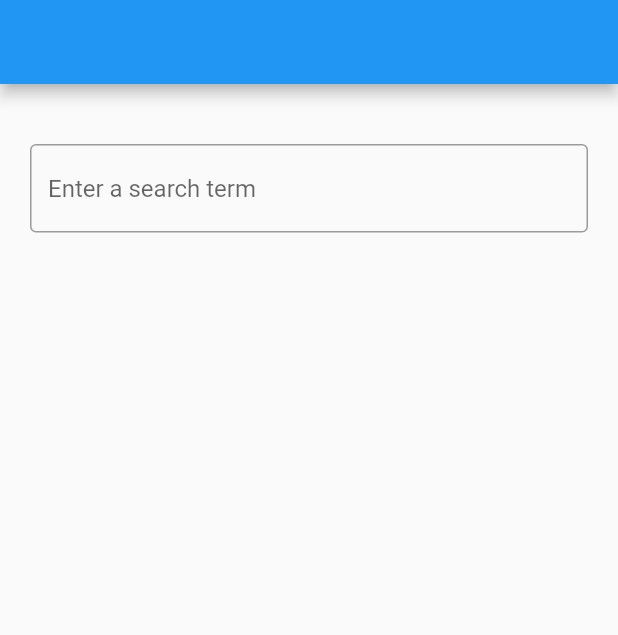
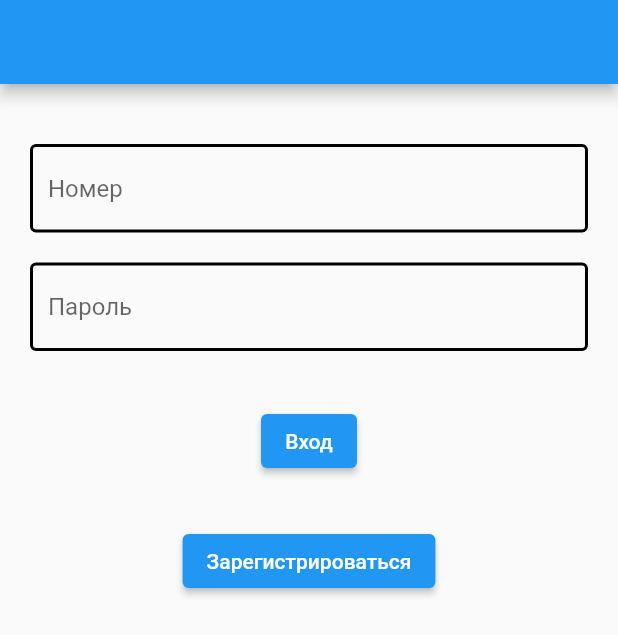
Before and after one commit to Sakudes/sales, a Flutter app: the screen it shows after launch, on a phone screen of 412 x 824 dp. Shown: the top 635 px of the screen. Run offline on Flutter 3.47's test engine with Material 2 defaults, Android fonts, the phone set to English and light mode, and no system bars; our stand-ins replace jwt_decoder, shared_preferences.

```diff
--- a/lib/main.dart
+++ b/lib/main.dart
@@ -2,6 +2,8 @@ import 'package:flutter/material.dart';
 
 import 'views/CompanyCreateStep.dart';
 import 'views/Register.dart';
+import 'views/SingIn.dart';
+import 'views/Test.dart';
 import 'views/СhoicePage.dart';
 
 void main() {
@@ -14,10 +16,15 @@ class MyApp extends StatelessWidget {
   // This widget is the root of your application.
   @override
   Widget build(BuildContext context) {
-    return MaterialApp(title: '', routes: {
-      '/': (context) => const ChoicePage(),
-      '/com': (context) => const CompanyCreateStep(),
-      '/reg': (context) => const Register()
-    });
+    return MaterialApp(
+      title: '',
+      routes: {
+        '/': (context) => const SingIn(),
+        '/choise': (context) => const ChoicePage(),
+        '/com': (context) => const CompanyCreateStep(),
+        '/reg': (context) => const Register(),
+        '/test': (context) => const Test()
+      },
+    );
   }
 }
--- a/lib/service/Registratiom.dart
+++ b/lib/service/Registratiom.dart
@@ -15,7 +15,8 @@ class Registration {
         "role": 1,
         "company": {"id": 1},
         "password": password
-        }));
+      }),
+    );
 
     var authToken = await response.body;
     if (authToken != null) {
--- /dev/null
+++ b/lib/views/SingIn.dart
@@ -0,0 +1,71 @@
+import 'package:flutter/material.dart';
+import 'package:flutter/src/foundation/key.dart';
+import 'package:flutter/src/widgets/framework.dart';
+import 'package:sales/service/Auth.dart';
+import 'package:sales/widgets/Input.dart';
+
+class SingIn extends StatefulWidget {
+  const SingIn({Key? key}) : super(key: key);
+
+  @override
+  State<SingIn> createState() => _SingInState();
+}
+
+class _SingInState extends State<SingIn> {
+  final _phone = TextEditingController();
+  final _password = TextEditingController();
+
+  void _auth(String phone, String password) {
+    final auth = Auth();
+    auth.auth(phone, password, context);
+  }
+
+  @override
+  void initState() {
+    super.initState();
+  }
+
+  @override
+  void dispose() {
+    _phone.dispose();
+    _password.dispose();
+    super.dispose();
+  }
+
+  @override
+  Widget build(BuildContext context) {
+    return Scaffold(
+      appBar: AppBar(),
+      body: Container(
+        padding:
+            const EdgeInsets.only(left: 20, right: 20, top: 40, bottom: 40),
+        child: Column(
+          children: <Widget>[
+            Input(plaseholder: 'Номер', controller: _phone, padding: 0),
+            Input(plaseholder: 'Пароль', controller: _password, padding: 20),
+            Padding(
+              padding: const EdgeInsets.symmetric(vertical: 16.0),
+              child: ElevatedButton(
+                onPressed: () {
+                  var phone = _phone.text;
+                  var password = _password.text;
+                  _auth(phone, password);
+                },
+                child: const Text('Вход'),
+              ),
+            ),
+            Padding(
+              padding: const EdgeInsets.symmetric(vertical: 16.0),
+              child: ElevatedButton(
+                onPressed: () {
+                  Navigator.pushNamed(context, '/choise');
+                },
+                child: const Text('Зарегистрироваться'),
+              ),
+            ),
+          ],
+        ),
+      ),
+    );
+  }
+}
--- a/lib/views/СhoicePage.dart
+++ b/lib/views/СhoicePage.dart
@@ -15,17 +15,31 @@ class _ChoicePageState extends State<ChoicePage> {
     return Scaffold(
         appBar: AppBar(),
         body: Container(
-          padding:
-              const EdgeInsets.only(left: 20, right: 20, top: 40, bottom: 40),
-          child: const TextField(
-            decoration: InputDecoration(
-              border: OutlineInputBorder(),
-              focusedBorder: OutlineInputBorder(
-                borderSide: BorderSide(color: Colors.black),
-              ),
-              hintText: 'Enter a search term',
-            ),
-          ),
-        ));
+            padding:
+                const EdgeInsets.only(left: 20, right: 20, top: 40, bottom: 40),
+            child: Column(
+              // mainAxisAlignment: MainAxisAlignment.center,
+              crossAxisAlignment: CrossAxisAlignment.center,
+              children: <Widget>[
+                Padding(
+                  padding: const EdgeInsets.all(8.0),
+                  child: ElevatedButton(
+                    onPressed: () {
+                      Navigator.pushNamed(context, '/reg');
+                    },
+                    child: Text('Владелец'),
+                  ),
+                ),
+                Padding(
+                  padding: const EdgeInsets.all(8.0),
+                  child: ElevatedButton(
+                    onPressed: () {
+                      Navigator.pushNamed(context, '/reg');
+                    },
+                    child: Text('Продавец'),
+                  ),
+                ),
+              ],
+            )));
   }
 }
--- a/pubspec.yaml
+++ b/pubspec.yaml
@@ -36,6 +36,7 @@ dependencies:
   # Use with the CupertinoIcons class for iOS style icons.
   cupertino_icons: ^1.0.2
   shared_preferences: ^2.0.18
+  jwt_decoder: ^2.0.1
 
 dev_dependencies:
   flutter_test:
```
Also changed, not shown: lib/service/Auth.dart (added, +49 -0 lines), lib/views/Test.dart (added, +52 -0 lines), lib/widgets/Button.dart (+6 -2 lines), pubspec.lock. Lines whose indentation alone changed are shown as unchanged.
